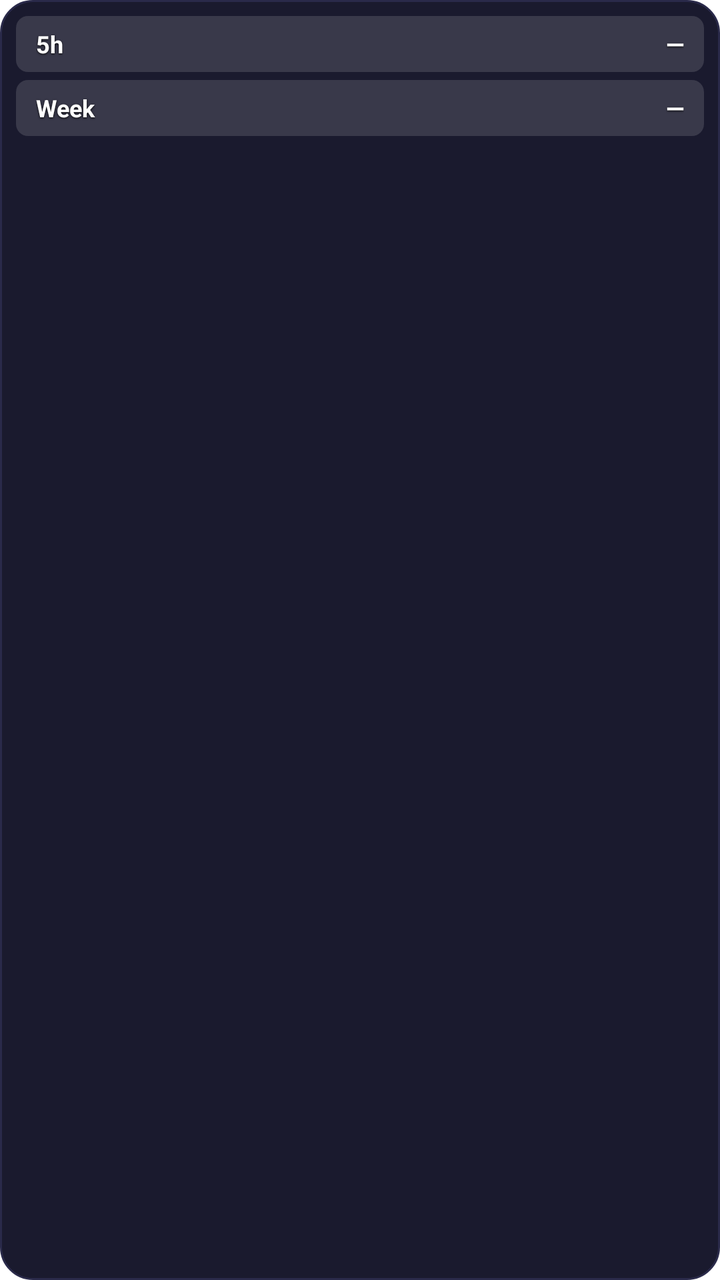
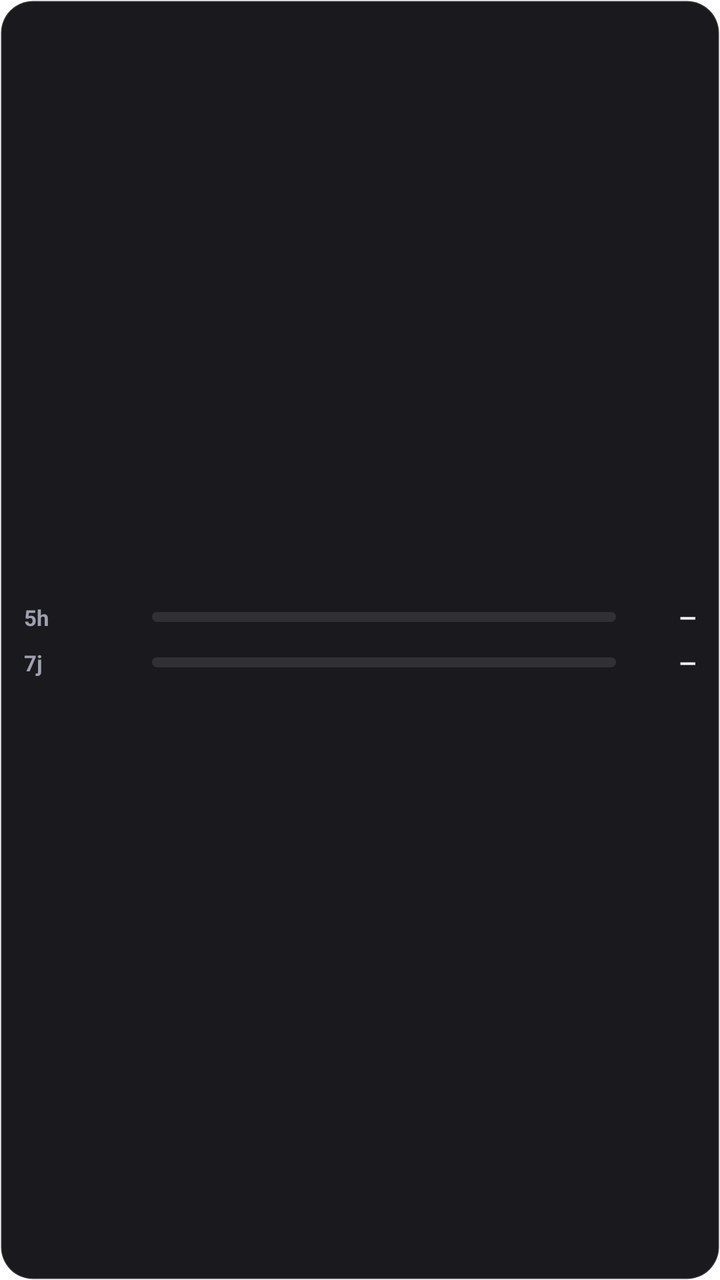

Compare the two renders of this Android layout. The source of the first and the diff that turns it into the second are given below.
<!-- AndroidManifest.xml: fallback theme Theme.MaterialComponents.DayNight.NoActionBar -->
<!-- res/layout/widget_usage.xml -->
<?xml version="1.0" encoding="utf-8"?>
<LinearLayout xmlns:android="http://schemas.android.com/apk/res/android"
    android:id="@+id/widget_root"
    android:layout_width="match_parent"
    android:layout_height="match_parent"
    android:orientation="vertical"
    android:padding="8dp"
    android:background="@drawable/widget_bg">

    <FrameLayout
        android:layout_width="match_parent"
        android:layout_height="28dp">
        <ProgressBar
            android:id="@+id/block_bar"
            style="?android:attr/progressBarStyleHorizontal"
            android:layout_width="match_parent"
            android:layout_height="28dp"
            android:max="100"
            android:progress="0"
            android:progressDrawable="@drawable/progress_block" />
        <LinearLayout
            android:layout_width="match_parent"
            android:layout_height="match_parent"
            android:orientation="horizontal"
            android:gravity="center_vertical"
            android:paddingLeft="10dp"
            android:paddingRight="10dp">
            <TextView
                android:layout_width="wrap_content"
                android:layout_height="wrap_content"
                android:text="5h"
                android:textColor="#FFFFFF"
                android:textStyle="bold"
                android:textSize="12sp"
                android:shadowColor="#000000"
                android:shadowDx="0"
                android:shadowDy="1"
                android:shadowRadius="2" />
            <TextView
                android:id="@+id/block_remaining"
                android:layout_width="0dp"
                android:layout_height="wrap_content"
                android:layout_weight="1"
                android:layout_marginLeft="8dp"
                android:text=""
                android:textColor="#FFFFFF"
                android:textSize="11sp"
                android:shadowColor="#000000"
                android:shadowDx="0"
                android:shadowDy="1"
                android:shadowRadius="2" />
            <TextView
                android:id="@+id/block_pct"
                android:layout_width="wrap_content"
                android:layout_height="wrap_content"
                android:text="—"
                android:textColor="#FFFFFF"
                android:textStyle="bold"
                android:textSize="12sp"
                android:shadowColor="#000000"
                android:shadowDx="0"
                android:shadowDy="1"
                android:shadowRadius="2" />
        </LinearLayout>
    </FrameLayout>

    <FrameLayout
        android:layout_width="match_parent"
        android:layout_height="28dp"
        android:layout_marginTop="4dp">
        <ProgressBar
            android:id="@+id/week_bar"
            style="?android:attr/progressBarStyleHorizontal"
            android:layout_width="match_parent"
            android:layout_height="28dp"
            android:max="100"
            android:progress="0"
            android:progressDrawable="@drawable/progress_total" />
        <LinearLayout
            android:layout_width="match_parent"
            android:layout_height="match_parent"
            android:orientation="horizontal"
            android:gravity="center_vertical"
            android:paddingLeft="10dp"
            android:paddingRight="10dp">
            <TextView
                android:layout_width="wrap_content"
                android:layout_height="wrap_content"
                android:text="Week"
                android:textColor="#FFFFFF"
                android:textStyle="bold"
                android:textSize="12sp"
                android:shadowColor="#000000"
                android:shadowDx="0"
                android:shadowDy="1"
                android:shadowRadius="2" />
            <TextView
                android:id="@+id/week_remaining"
                android:layout_width="0dp"
                android:layout_height="wrap_content"
                android:layout_weight="1"
                android:layout_marginLeft="8dp"
                android:text=""
                android:textColor="#FFFFFF"
                android:textSize="11sp"
                android:shadowColor="#000000"
                android:shadowDx="0"
                android:shadowDy="1"
                android:shadowRadius="2" />
            <TextView
                android:id="@+id/week_pct"
                android:layout_width="wrap_content"
                android:layout_height="wrap_content"
                android:text="—"
                android:textColor="#FFFFFF"
                android:textStyle="bold"
                android:textSize="12sp"
                android:shadowColor="#000000"
                android:shadowDx="0"
                android:shadowDy="1"
                android:shadowRadius="2" />
        </LinearLayout>
    </FrameLayout>

</LinearLayout>
<!-- resources referenced by this layout -->
<resources>
  <!-- drawable progress_block (drawable) -->
  <?xml version="1.0" encoding="utf-8"?>
  <layer-list xmlns:android="http://schemas.android.com/apk/res/android">
      <item android:id="@android:id/background">
          <shape>
              <solid android:color="#22FFFFFF" />
              <corners android:radius="6dp" />
          </shape>
      </item>
      <item android:id="@android:id/progress">
          <clip>
              <shape>
                  <solid android:color="#4CAF50" />
                  <corners android:radius="6dp" />
              </shape>
          </clip>
      </item>
  </layer-list>
  <!-- drawable progress_total (drawable) -->
  <?xml version="1.0" encoding="utf-8"?>
  <layer-list xmlns:android="http://schemas.android.com/apk/res/android">
      <item android:id="@android:id/background">
          <shape>
              <solid android:color="#22FFFFFF" />
              <corners android:radius="6dp" />
          </shape>
      </item>
      <item android:id="@android:id/progress">
          <clip>
              <shape>
                  <solid android:color="#FF9800" />
                  <corners android:radius="6dp" />
              </shape>
          </clip>
      </item>
  </layer-list>
  <!-- drawable widget_bg (drawable) -->
  <?xml version="1.0" encoding="utf-8"?>
  <shape xmlns:android="http://schemas.android.com/apk/res/android"
      android:shape="rectangle">
      <solid android:color="#1A1A2E" />
      <corners android:radius="16dp" />
      <stroke android:width="1dp" android:color="#2A2A4A" />
  </shape>
</resources>

<!-- the commit's change to res/layout/widget_usage.xml (unified diff, before → after) -->
@@ -4,122 +4,117 @@
     android:layout_width="match_parent"
     android:layout_height="match_parent"
     android:orientation="vertical"
-    android:padding="8dp"
+    android:gravity="center_vertical"
+    android:paddingLeft="12dp"
+    android:paddingRight="12dp"
+    android:paddingTop="8dp"
+    android:paddingBottom="8dp"
     android:background="@drawable/widget_bg">
 
-    <FrameLayout
+    
+    <LinearLayout
         android:layout_width="match_parent"
-        android:layout_height="28dp">
+        android:layout_height="wrap_content"
+        android:orientation="horizontal"
+        android:gravity="center_vertical"
+        android:paddingTop="4dp"
+        android:paddingBottom="4dp">
+        
+        <LinearLayout
+            android:layout_width="56dp"
+            android:layout_height="wrap_content"
+            android:orientation="horizontal"
+            android:gravity="center_vertical">
+            <TextView
+                android:layout_width="18dp"
+                android:layout_height="wrap_content"
+                android:text="5h"
+                android:textColor="#A0A0B0"
+                android:textStyle="bold"
+                android:textSize="11sp" />
+            <TextView
+                android:id="@+id/block_remaining"
+                android:layout_width="wrap_content"
+                android:layout_height="wrap_content"
+                android:textColor="#60FFFFFF"
+                android:textSize="8sp"
+                android:singleLine="true" />
+        </LinearLayout>
+
         <ProgressBar
             android:id="@+id/block_bar"
             style="?android:attr/progressBarStyleHorizontal"
-            android:layout_width="match_parent"
-            android:layout_height="28dp"
+            android:layout_width="0dp"
+            android:layout_height="5dp"
+            android:layout_weight="1"
+            android:layout_marginLeft="8dp"
+            android:layout_marginRight="8dp"
             android:max="100"
             android:progress="0"
             android:progressDrawable="@drawable/progress_block" />
+
+        <TextView
+            android:id="@+id/block_pct"
+            android:layout_width="32dp"
+            android:layout_height="wrap_content"
+            android:gravity="right"
+            android:text="—"
+            android:textColor="#FFFFFF"
+            android:textStyle="bold"
+            android:textSize="11sp" />
+    </LinearLayout>
+
+    
+    <LinearLayout
+        android:layout_width="match_parent"
+        android:layout_height="wrap_content"
+        android:orientation="horizontal"
+        android:gravity="center_vertical"
+        android:paddingTop="4dp"
+        android:paddingBottom="4dp">
+        
         <LinearLayout
-            android:layout_width="match_parent"
-            android:layout_height="match_parent"
+            android:layout_width="56dp"
+            android:layout_height="wrap_content"
             android:orientation="horizontal"
-            android:gravity="center_vertical"
-            android:paddingLeft="10dp"
-            android:paddingRight="10dp">
+            android:gravity="center_vertical">
             <TextView
+                android:layout_width="18dp"
+                android:layout_height="wrap_content"
+                android:text="7j"
+                android:textColor="#A0A0B0"
+                android:textStyle="bold"
+                android:textSize="11sp" />
+            <TextView
+                android:id="@+id/week_remaining"
                 android:layout_width="wrap_content"
                 android:layout_height="wrap_content"
-                android:text="5h"
-                android:textColor="#FFFFFF"
-                android:textStyle="bold"
-                android:textSize="12sp"
-                android:shadowColor="#000000"
-                android:shadowDx="0"
-                android:shadowDy="1"
-                android:shadowRadius="2" />
-            <TextView
-                android:id="@+id/block_remaining"
-                android:layout_width="0dp"
-                android:layout_height="wrap_content"
-                android:layout_weight="1"
-                android:layout_marginLeft="8dp"
-                android:text=""
-                android:textColor="#FFFFFF"
-                android:textSize="11sp"
-                android:shadowColor="#000000"
-                android:shadowDx="0"
-                android:shadowDy="1"
-                android:shadowRadius="2" />
-            <TextView
-                android:id="@+id/block_pct"
-                android:layout_width="wrap_content"
-                android:layout_height="wrap_content"
-                android:text="—"
-                android:textColor="#FFFFFF"
-                android:textStyle="bold"
-                android:textSize="12sp"
-                android:shadowColor="#000000"
-                android:shadowDx="0"
-                android:shadowDy="1"
-                android:shadowRadius="2" />
+                android:textColor="#60FFFFFF"
+                android:textSize="8sp"
+                android:singleLine="true" />
         </LinearLayout>
-    </FrameLayout>
 
-    <FrameLayout
-        android:layout_width="match_parent"
-        android:layout_height="28dp"
-        android:layout_marginTop="4dp">
         <ProgressBar
             android:id="@+id/week_bar"
             style="?android:attr/progressBarStyleHorizontal"
-            android:layout_width="match_parent"
-            android:layout_height="28dp"
+            android:layout_width="0dp"
+            android:layout_height="5dp"
+            android:layout_weight="1"
+            android:layout_marginLeft="8dp"
+            android:layout_marginRight="8dp"
             android:max="100"
             android:progress="0"
             android:progressDrawable="@drawable/progress_total" />
-        <LinearLayout
-            android:layout_width="match_parent"
-            android:layout_height="match_parent"
-            android:orientation="horizontal"
-            android:gravity="center_vertical"
-            android:paddingLeft="10dp"
-            android:paddingRight="10dp">
-            <TextView
-                android:layout_width="wrap_content"
-                android:layout_height="wrap_content"
-                android:text="Week"
-                android:textColor="#FFFFFF"
-                android:textStyle="bold"
-                android:textSize="12sp"
-                android:shadowColor="#000000"
-                android:shadowDx="0"
-                android:shadowDy="1"
-                android:shadowRadius="2" />
-            <TextView
-                android:id="@+id/week_remaining"
-                android:layout_width="0dp"
-                android:layout_height="wrap_content"
-                android:layout_weight="1"
-                android:layout_marginLeft="8dp"
-                android:text=""
-                android:textColor="#FFFFFF"
-                android:textSize="11sp"
-                android:shadowColor="#000000"
-                android:shadowDx="0"
-                android:shadowDy="1"
-                android:shadowRadius="2" />
-            <TextView
-                android:id="@+id/week_pct"
-                android:layout_width="wrap_content"
-                android:layout_height="wrap_content"
-                android:text="—"
-                android:textColor="#FFFFFF"
-                android:textStyle="bold"
-                android:textSize="12sp"
-                android:shadowColor="#000000"
-                android:shadowDx="0"
-                android:shadowDy="1"
-                android:shadowRadius="2" />
-        </LinearLayout>
-    </FrameLayout>
+
+        <TextView
+            android:id="@+id/week_pct"
+            android:layout_width="32dp"
+            android:layout_height="wrap_content"
+            android:gravity="right"
+            android:text="—"
+            android:textColor="#FFFFFF"
+            android:textStyle="bold"
+            android:textSize="11sp" />
+    </LinearLayout>
 
 </LinearLayout>
<!-- resource entries referenced after the edit -->
@@ -5,15 +5,18 @@
   <layer-list xmlns:android="http://schemas.android.com/apk/res/android">
       <item android:id="@android:id/background">
           <shape>
-              <solid android:color="#22FFFFFF" />
-              <corners android:radius="6dp" />
+              <solid android:color="#1AFFFFFF" />
+              <corners android:radius="3dp" />
           </shape>
       </item>
       <item android:id="@android:id/progress">
           <clip>
               <shape>
-                  <solid android:color="#4CAF50" />
-                  <corners android:radius="6dp" />
+                  <gradient
+                      android:startColor="#FF8A65"
+                      android:endColor="#E64A19"
+                      android:angle="0" />
+                  <corners android:radius="3dp" />
               </shape>
           </clip>
       </item>
@@ -23,15 +26,18 @@
   <layer-list xmlns:android="http://schemas.android.com/apk/res/android">
       <item android:id="@android:id/background">
           <shape>
-              <solid android:color="#22FFFFFF" />
-              <corners android:radius="6dp" />
+              <solid android:color="#1AFFFFFF" />
+              <corners android:radius="3dp" />
           </shape>
       </item>
       <item android:id="@android:id/progress">
           <clip>
               <shape>
-                  <solid android:color="#FF9800" />
-                  <corners android:radius="6dp" />
+                  <gradient
+                      android:startColor="#FFD54F"
+                      android:endColor="#F57C00"
+                      android:angle="0" />
+                  <corners android:radius="3dp" />
               </shape>
           </clip>
       </item>
@@ -40,9 +46,9 @@
   <?xml version="1.0" encoding="utf-8"?>
   <shape xmlns:android="http://schemas.android.com/apk/res/android"
       android:shape="rectangle">
-      <solid android:color="#1A1A2E" />
+      <solid android:color="#F20D0D12" />
       <corners android:radius="16dp" />
-      <stroke android:width="1dp" android:color="#2A2A4A" />
+      <stroke android:width="1dp" android:color="#20FFFFFF" />
   </shape>
 </resources>
 
